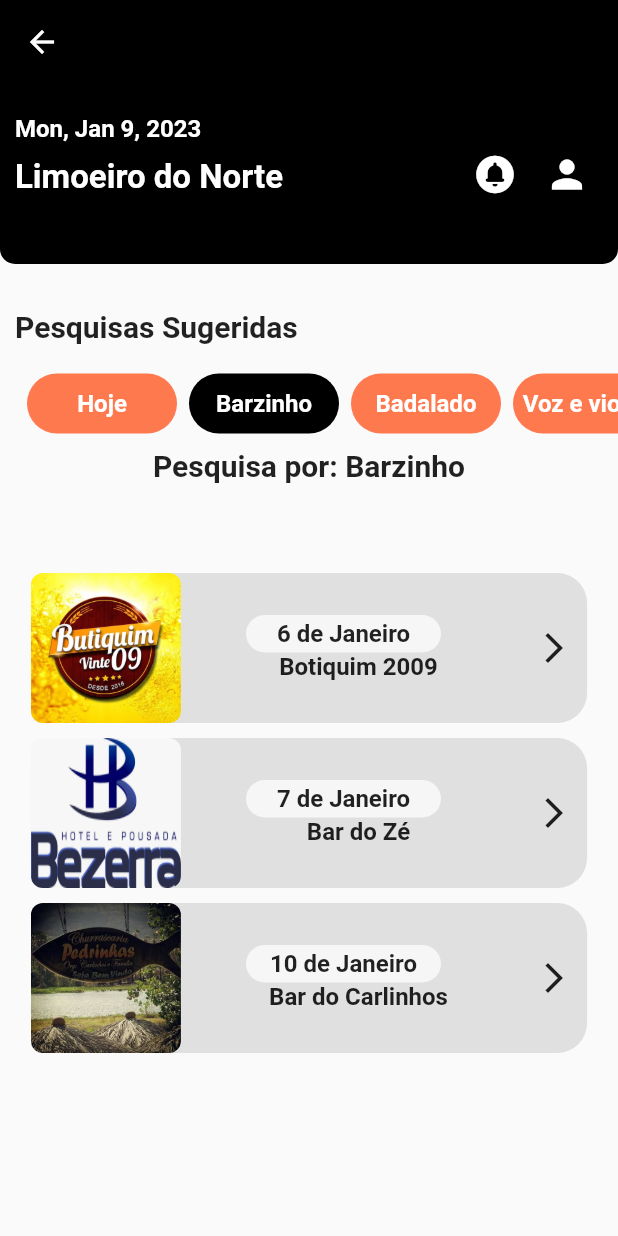
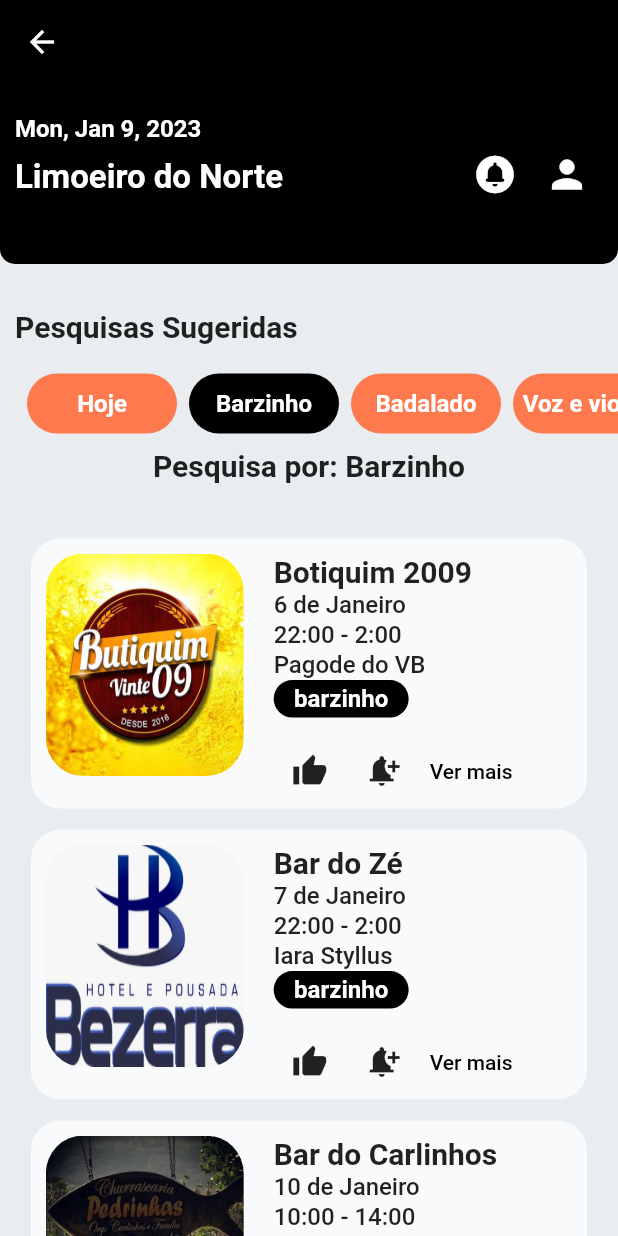
Before and after one commit to marlonlamartine/party_today, a Flutter app: the HomeScreen screen opened by its route, on a phone screen of 412 x 824 dp. Run offline on Flutter 3.47's test engine with Material 2 defaults, Android fonts, the phone set to English and light mode, and no system bars; our stand-ins replace lottie; network calls fail.

Commit message:
some updates

```diff
--- a/lib/app/components/styles/color_styles.dart
+++ b/lib/app/components/styles/color_styles.dart
@@ -17,6 +17,8 @@ class ColorStyles {
   }
 
   Color get primary => const Color(0xFFFF794F);
+  Color get greylight => const Color(0xFFE9EDF0);
+  Color get greydark => const Color(0xFFCAD2DA);
 }
 
 //extensão pra retornar as cores criadas de forma mais simples
--- a/lib/app/components/ui/event_post.dart
+++ b/lib/app/components/ui/event_post.dart
@@ -5,78 +5,126 @@ class EventPost extends StatelessWidget {
   final String image;
   final String local;
   final String date;
+  final String? initialTime;
+  final String? finalTime;
+  final String event;
+  final String tags;
 
-  const EventPost(
-      {super.key,
+  const EventPost({
+    super.key,
     required this.image,
     required this.local,
-      required this.date});
+    required this.date,
+    required this.event,
+    required this.tags,
+    this.initialTime,
+    this.finalTime,
+  });
 
   @override
   Widget build(BuildContext context) {
-    return Padding(
-      padding: const EdgeInsets.only(top: 10),
-      child: Container(
+    return Stack(
+      children: [
+        Container(
+          margin: const EdgeInsets.only(top: 7, bottom: 7),
+          padding: const EdgeInsets.only(left: 10, top: 10),
           width: MediaQuery.of(context).size.width * .9,
-        height: 100,
-        decoration: BoxDecoration(
-          color: Colors.grey[300],
-          borderRadius: const BorderRadius.all(
+          height: 180,
+          decoration: const BoxDecoration(
+            color: Colors.white70,
+            borderRadius: BorderRadius.all(
               Radius.circular(20),
             ),
           ),
-        child: Column(
-          children: [
-            Row(
-              mainAxisAlignment: MainAxisAlignment.spaceBetween,
+          child: Row(
+            crossAxisAlignment: CrossAxisAlignment.start,
             children: [
               ClipRRect(
-                  borderRadius: BorderRadius.circular(8),
+                borderRadius: BorderRadius.circular(25),
                 child: Image.asset(
                   image,
-                    width: 100,
-                    height: 100,
+                  width: MediaQuery.of(context).size.width * .32,
+                  height: MediaQuery.of(context).size.height * .18,
                   fit: BoxFit.fill,
                 ),
               ),
+              const SizedBox(width: 20),
               Column(
-                  mainAxisAlignment: MainAxisAlignment.spaceBetween,
+                mainAxisAlignment: MainAxisAlignment.spaceEvenly,
+                crossAxisAlignment: CrossAxisAlignment.start,
                 children: [
+                  Text(
+                    local,
+                    style: const TextStyle(
+                      fontSize: 20,
+                      fontWeight: FontWeight.bold,
+                    ),
+                  ),
+                  Text(
+                    date,
+                    style: const TextStyle(
+                        fontSize: 16, fontWeight: FontWeight.w500),
+                  ),
+                  Text(
+                    "$initialTime - $finalTime",
+                    style: const TextStyle(
+                        fontSize: 16, fontWeight: FontWeight.w500),
+                  ),
+                  Text(
+                    event,
+                    style: const TextStyle(
+                        fontSize: 16, fontWeight: FontWeight.w500),
+                  ),
                   Padding(
                     padding: const EdgeInsets.only(right: 20),
                     child: Container(
-                        width: 130,
+                      width: 90,
                       height: 25,
                       decoration: const BoxDecoration(
-                          color: Colors.white70,
+                        color: Colors.black,
                         borderRadius: BorderRadius.all(
                           Radius.circular(30),
                         ),
                       ),
                       child: Center(
                           child: Text(
-                          date,
+                        tags,
                         style: const TextStyle(
-                              fontSize: 16, fontWeight: FontWeight.w600),
+                          fontSize: 16,
+                          fontWeight: FontWeight.bold,
+                          color: Colors.white,
+                        ),
                       )),
                     ),
                   ),
-                    Text(
-                      local,
-                      style: const TextStyle(
-                          fontSize: 16, fontWeight: FontWeight.w600),
+                  const SizedBox(height: 10),
+                  Row(
+                    children: [
+                      IconButton(
+                        onPressed: () {},
+                        icon: const Icon(Icons.thumb_up),
+                      ),
+                      IconButton(
+                        onPressed: () {},
+                        icon: const Icon(Icons.notification_add),
+                      ),
+                      TextButton(
+                        onPressed: () {},
+                        child: const Text(
+                          'Ver mais',
+                          style: TextStyle(
+                            color: Colors.black,
+                          ),
+                        ),
                       ),
                     ],
                   ),
-                const Padding(
-                  padding: EdgeInsets.only(right: 10),
-                  child: Icon(Icons.arrow_forward_ios),
-                )
                 ],
               ),
             ],
           ),
         ),
+      ],
     );
   }
 }
--- a/lib/app/screens/home_screen.dart
+++ b/lib/app/screens/home_screen.dart
@@ -1,5 +1,6 @@
 import 'package:flutter/material.dart';
 import 'package:intl/intl.dart';
+import 'package:party_today/app/components/styles/color_styles.dart';
 import 'package:party_today/app/components/ui/event_post.dart';
 import 'package:party_today/app/components/ui/filter_button.dart';
 
@@ -17,6 +18,7 @@ class _HomeScreenState extends State<HomeScreen> {
         appBar: AppBar(
           backgroundColor: Colors.black,
         ),
+        backgroundColor: context.colors.greylight,
         body: Column(
           children: [
             Center(
@@ -119,9 +121,7 @@ class _HomeScreenState extends State<HomeScreen> {
                 )
               ],
             ),
-            Column(
-              children: const [
-                Text(
+            const Text(
               'Pesquisa por: Barzinho',
               style: TextStyle(
                 fontSize: 20,
@@ -129,22 +129,46 @@ class _HomeScreenState extends State<HomeScreen> {
                 color: Colors.black87,
               ),
             ),
-                SizedBox(
-                  height: 50,
+            const SizedBox(
+              height: 20,
             ),
+            Flexible(
+              child: Container(
+                padding: const EdgeInsets.only(top: 10),
+                child: SingleChildScrollView(
+                  child: Column(
+                    children: const [
                       EventPost(
                         image: 'assets/images/boti.jpg',
                         local: 'Botiquim 2009',
-                    date: '6 de Janeiro'),
+                        date: '6 de Janeiro',
+                        initialTime: '22:00',
+                        finalTime: '2:00',
+                        event: 'Pagode do VB',
+                        tags: 'barzinho',
+                      ),
                       EventPost(
                         image: 'assets/images/bdz.jpg',
                         local: 'Bar do Zé',
-                    date: '7 de Janeiro'),
+                        date: '7 de Janeiro',
+                        initialTime: '22:00',
+                        finalTime: '2:00',
+                        event: 'Iara Styllus',
+                        tags: 'barzinho',
+                      ),
                       EventPost(
                         image: 'assets/images/barragem.jpg',
                         local: 'Bar do Carlinhos',
-                    date: '10 de Janeiro'),
+                        date: '10 de Janeiro',
+                        initialTime: '10:00',
+                        finalTime: '14:00',
+                        event: 'Desconto na Peixada',
+                        tags: 'barzinho',
+                      ),
                     ],
+                  ),
+                ),
+              ),
             ),
           ],
         ));
```
Lines whose indentation alone changed are shown as unchanged.
